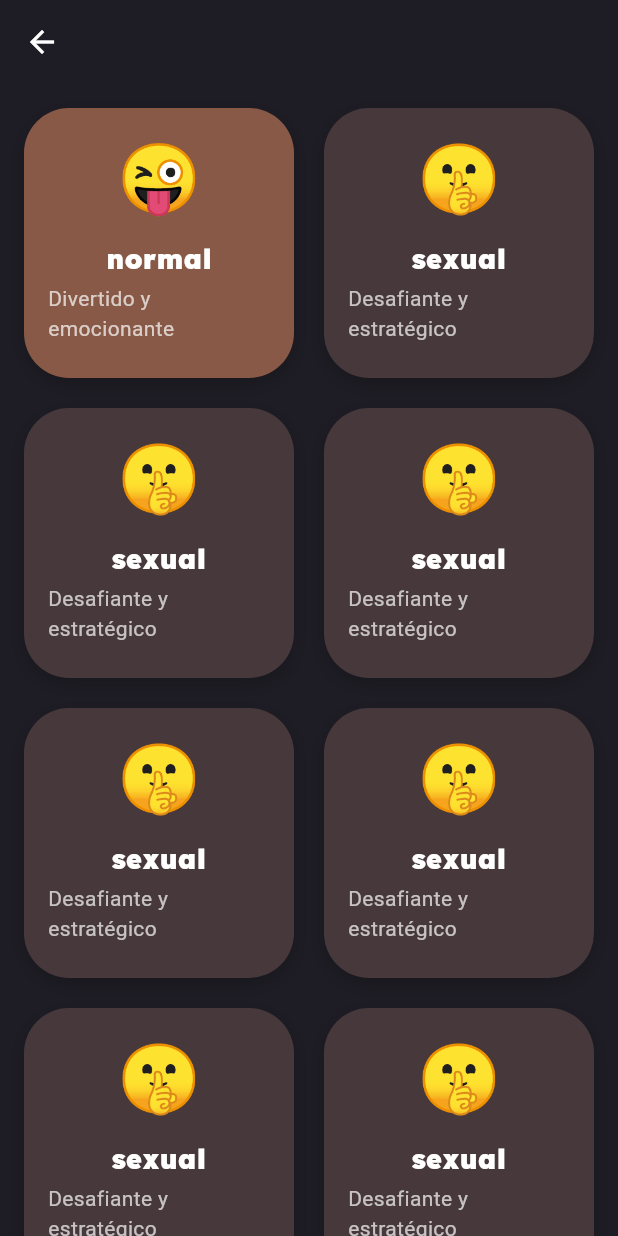
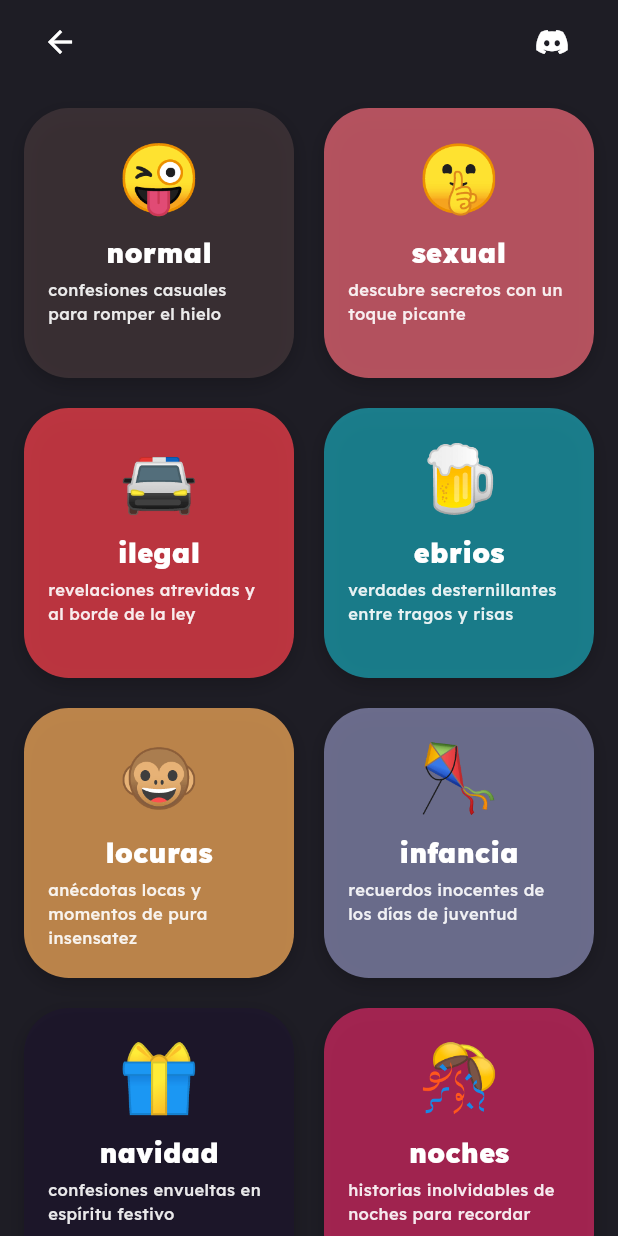
Before and after one commit to kyiroywops/nunkxdos, a Flutter app: the GamesScreen screen opened by its route, on a phone screen of 412 x 824 dp. Run offline on Flutter 3.47's test engine with Material 3 defaults, Android fonts, the phone set to English and light mode, and no system bars; our stand-ins replace flutter_riverpod, go_router.

Commit message:
ui games

```diff
--- a/lib/presentation/screens/games_screen.dart
+++ b/lib/presentation/screens/games_screen.dart
@@ -1,6 +1,7 @@
 import 'package:flutter/material.dart';
 import 'package:flutter_riverpod/flutter_riverpod.dart';
 import 'package:go_router/go_router.dart';
+import 'package:url_launcher/url_launcher.dart';
 
 class Game {
   final Color color;
@@ -18,68 +19,95 @@ class Game {
 }
 
 class GamesScreen extends ConsumerWidget {
+    // URL de tu comunidad en Discord
+  final String discordUrl = 'https://discord.gg/tuComunidad';
+
+  // Método para abrir el enlace de Discord
+  void _launchDiscord(BuildContext context) async {
+    if (await canLaunch(discordUrl)) {
+      await launch(discordUrl);
+    } else {
+      // Mostrar error o manejar la situación
+      ScaffoldMessenger.of(context).showSnackBar(
+        SnackBar(content: Text('No se pudo abrir el enlace de Discord')),
+      );
+    }
+  }
+
   final List<Game> games = [
     // Añade tus juegos aquí
     Game(
-        color: Color(0xFF875946),
+        color: Color(0xFF46383b),
         route: '/game1',
         name: 'normal',
-        subtitle: 'Divertido y emocionante',
+        subtitle: 'confesiones casuales para romper el hielo',
         emoji: '😜'),
+    Game(
+        color: Color(0xFFF56A79),
+        route: '/game2',
+        name: 'sexual',
+        subtitle: 'descubre secretos con un toque picante',
+        emoji: '🤫'),
+    Game(
+        color: Color(0xFFFF414D),
+        route: '/game2',
+        name: 'ilegal',
+        subtitle: 'revelaciones atrevidas y al borde de la ley',
+        emoji: '🚔'),
+    Game(
+        color: Color(0xFF1AA6B7),
+        route: '/game2',
+        name: 'ebrios',
+        subtitle: 'verdades desternillantes entre tragos y risas',
+        emoji: '🍺'),
+    Game(
+        color: Color(0xFFFFB15C),
+        route: '/game2',
+        name: 'locuras',
+        subtitle: 'anécdotas locas y momentos de pura insensatez',
+        emoji: '🐵'),
+    Game(
+        color: Color(0xFF8C8EB8),
+        route: '/game2',
+        name: 'infancia',
+        subtitle: 'recuerdos inocentes de los días de juventud',
+        emoji: '🪁'),
+    Game(
+        color: Color(0xFF1D152D),
+        route: '/game2',
+        name: 'navidad',
+        subtitle: 'confesiones envueltas en espíritu festivo',
+        emoji: '🎁'),
+    Game(
+        color: Color(0xFFDA2864),
+        route: '/game2',
+        name: 'noches',
+        subtitle: 'historias inolvidables de noches para recordar',
+        emoji: '🎊'),
+    Game(
+        color: Color(0xFF9AE1E2),
+        route: '/game2',
+        name: 'autos',
+        subtitle: 'aventuras y travesuras sobre ruedas',
+        emoji: '🚗'),
+    Game(
+        color: Color(0xFF16A5A3),
+        route: '/game2',
+        name: 'ex parejas',
+        subtitle: 'anécdotas de romances que quedaron en la historia',
+        emoji: '💔'),
     Game(
         color: Color(0xFF46383b),
         route: '/game2',
-        name: 'sexual',
-        subtitle: 'Desafiante y estratégico',
-        emoji: '🤫'),
+        name: 'juegos de computador',
+        subtitle: 'secretos de sesiones de juego y misiones nocturnas',
+        emoji: '🎮'),
     Game(
-        color: Color(0xFF46383b),
+        color: Color(0xFF9F9BBC),
         route: '/game2',
-        name: 'sexual',
-        subtitle: 'Desafiante y estratégico',
-        emoji: '🤫'),
-    Game(
-        color: Color(0xFF46383b),
-        route: '/game2',
-        name: 'sexual',
-        subtitle: 'Desafiante y estratégico',
-        emoji: '🤫'),
-    Game(
-        color: Color(0xFF46383b),
-        route: '/game2',
-        name: 'sexual',
-        subtitle: 'Desafiante y estratégico',
-        emoji: '🤫'),
-    Game(
-        color: Color(0xFF46383b),
-        route: '/game2',
-        name: 'sexual',
-        subtitle: 'Desafiante y estratégico',
-        emoji: '🤫'),
-    Game(
-        color: Color(0xFF46383b),
-        route: '/game2',
-        name: 'sexual',
-        subtitle: 'Desafiante y estratégico',
-        emoji: '🤫'),
-    Game(
-        color: Color(0xFF46383b),
-        route: '/game2',
-        name: 'sexual',
-        subtitle: 'Desafiante y estratégico',
-        emoji: '🤫'),
-    Game(
-        color: Color(0xFF46383b),
-        route: '/game2',
-        name: 'sexual',
-        subtitle: 'Desafiante y estratégico',
-        emoji: '🤫'),
-    Game(
-        color: Color(0xFF46383b),
-        route: '/game2',
-        name: 'sexual',
-        subtitle: 'Desafiante y estratégico',
-        emoji: '🤫'),
+        name: 'futbol',
+        subtitle: 'asiones y faltas dentro y fuera del campo',
+        emoji: '⚽'),
 
 
     // Más juegos...
@@ -91,11 +119,23 @@ class GamesScreen extends ConsumerWidget {
       backgroundColor: Theme.of(context).colorScheme.onBackground,
       appBar: AppBar(
         backgroundColor: Theme.of(context).colorScheme.onBackground,
-        leading: IconButton(
-          icon: Icon(Icons.arrow_back, color: Colors.white),
-          onPressed: () => Navigator.of(context).pop(),
+        leading: Padding(
+          padding: const EdgeInsets.only(left: 20),
+          child: IconButton(
+            icon: Icon(Icons.arrow_back, color: Colors.white),
+            onPressed: () => Navigator.of(context).pop(),
+          ),
         ),
-        title: Text('Selecciona un Juego'),
+       title: Text('Selecciona un Juego'),
+        actions: [
+          Padding(
+            padding: const EdgeInsets.only(right: 20),
+            child: IconButton(
+              icon: Icon(Icons.discord, color: Colors.white), // Asegúrate de tener este ícono disponible
+              onPressed: () => _launchDiscord(context),
+            ),
+          ),
+        ],
       ),
       body:
       GridView.builder(
@@ -113,7 +153,7 @@ class GamesScreen extends ConsumerWidget {
             child: Container(
               padding: const EdgeInsets.all(16), // Padding interior aumentado
               decoration: BoxDecoration(
-                color: game.color,
+                color: game.color.withOpacity(0.7),
                 borderRadius:
                     BorderRadius.circular(30), // Bordes más redondeados
                 boxShadow: [
@@ -129,7 +169,7 @@ class GamesScreen extends ConsumerWidget {
                 mainAxisAlignment: MainAxisAlignment.start,
                 children: [
                   Text(game.emoji, style: TextStyle(fontSize: 44)),
-                  SizedBox(height: 8), // Espacio entre elementos
+                  SizedBox(height: 4), // Espacio entre elementos
                   Text(game.name,
                       style: TextStyle(
                           fontSize: 18,
@@ -139,7 +179,7 @@ class GamesScreen extends ConsumerWidget {
                   SizedBox(height: 4),
                   Text(game.subtitle,
                       style: TextStyle(
-                          fontSize: 14, color: Colors.white.withOpacity(0.7))),
+                          fontSize: 11, color: Colors.white.withOpacity(0.9), fontFamily: 'Lexend', fontWeight: FontWeight.w500,)),
                 ],
               ),
             ),
--- a/pubspec.yaml
+++ b/pubspec.yaml
@@ -11,6 +11,7 @@ dependencies:
     sdk: flutter
   flutter_riverpod: ^2.4.9
   go_router: ^13.0.0
+  url_launcher: ^6.2.2
 
 dev_dependencies:
   flutter_lints: ^2.0.0
```
Also changed, not shown: pubspec.lock, 11 other files.
